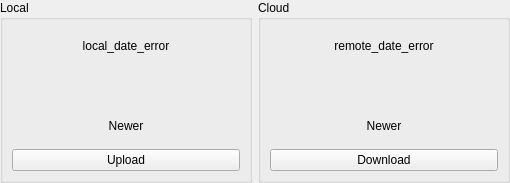
Above: rare/ui/components/tabs/games/game_info/sync_widget.ui from RareDevs/Rare before the change. Below: the same form after it.
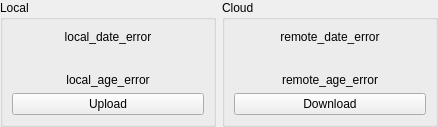
That is the form after the change.

Commit message: CloudSaves: Better handling of changing between games and some UI cleanup

What changed in the file:
```diff
--- a/rare/ui/components/tabs/games/game_info/sync_widget.ui
+++ b/rare/ui/components/tabs/games/game_info/sync_widget.ui
@@ -6,10 +6,16 @@
    <rect>
     <x>0</x>
     <y>0</y>
-    <width>510</width>
-    <height>183</height>
+    <width>422</width>
+    <height>127</height>
    </rect>
   </property>
+  <property name="sizePolicy">
+   <sizepolicy hsizetype="Preferred" vsizetype="Fixed">
+    <horstretch>0</horstretch>
+    <verstretch>0</verstretch>
+   </sizepolicy>
+  </property>
   <property name="windowTitle">
    <string>Form</string>
   </property>
@@ -61,7 +67,7 @@
       <item>
        <widget class="QLabel" name="local_new_label">
         <property name="text">
-         <string>Newer</string>
+         <string>local_age_error</string>
         </property>
         <property name="alignment">
          <set>Qt::AlignCenter</set>
@@ -72,7 +78,7 @@
        <widget class="QPushButton" name="upload_button">
         <property name="minimumSize">
          <size>
-          <width>128</width>
+          <width>192</width>
           <height>0</height>
          </size>
         </property>
@@ -119,7 +125,7 @@
       <item>
        <widget class="QLabel" name="cloud_new_label">
         <property name="text">
-         <string>Newer</string>
+         <string notr="true">remote_age_error</string>
         </property>
         <property name="alignment">
          <set>Qt::AlignCenter</set>
@@ -130,7 +136,7 @@
        <widget class="QPushButton" name="download_button">
         <property name="minimumSize">
          <size>
-          <width>128</width>
+          <width>192</width>
           <height>0</height>
          </size>
         </property>
```
Left out of the diff: 6 changed lines with no effect on the pictures. The commit also changes 3 other files.
